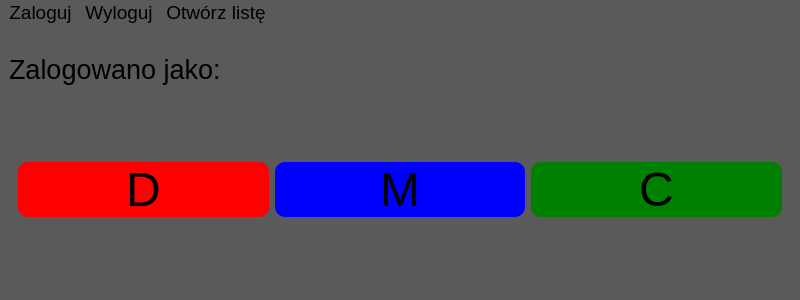
Qt form ui_main.ui (Bre3n/ID-Parts) before a commit.
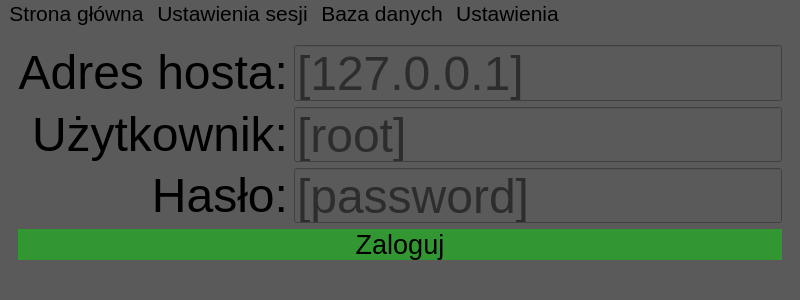
The same form after that commit.

The edit to the form file:
```diff
--- a/ui_main.ui
+++ b/ui_main.ui
@@ -52,48 +52,287 @@
    </property>
    <layout class="QVBoxLayout" name="verticalLayout_2">
     <item>
-     <layout class="QVBoxLayout" name="verticalLayout">
-      <item>
-       <widget class="QLabel" name="label">
-        <property name="maximumSize">
-         <size>
-          <width>16777215</width>
-          <height>70</height>
-         </size>
-        </property>
-        <property name="font">
-         <font>
-          <family>Segoe UI</family>
-          <pointsize>20</pointsize>
-         </font>
-        </property>
-        <property name="text">
-         <string>Zalogowano jako:</string>
-        </property>
-       </widget>
-      </item>
-      <item>
-       <layout class="QHBoxLayout" name="horizontalLayout">
+     <widget class="QStackedWidget" name="stackedWidget">
+      <property name="currentIndex">
+       <number>2</number>
+      </property>
+      <widget class="QWidget" name="page_main">
+       <layout class="QVBoxLayout" name="verticalLayout_3">
         <item>
-         <widget class="QWidget" name="widget" native="true">
-          <layout class="QHBoxLayout" name="horizontalLayout_3">
-           <item>
-            <layout class="QGridLayout" name="gridLayout">
-             <item row="0" column="0">
-              <widget class="QPushButton" name="bn_first">
-               <property name="font">
-                <font>
-                 <family>Segoe UI</family>
-                 <pointsize>36</pointsize>
-                </font>
-               </property>
-               <property name="styleSheet">
-                <string notr="true">QPushButton {
+         <layout class="QVBoxLayout" name="verticalLayout">
+          <item>
+           <layout class="QHBoxLayout" name="horizontalLayout_3">
+            <item>
+             <spacer name="horizontalSpacer_3">
+              <property name="orientation">
+               <enum>Qt::Horizontal</enum>
+              </property>
+              <property name="sizeHint" stdset="0">
+               <size>
+                <width>40</width>
+                <height>20</height>
+               </size>
+              </property>
+             </spacer>
+            </item>
+            <item>
+             <widget class="QLabel" name="label_3">
+              <property name="font">
+               <font>
+                <family>Segoe UI</family>
+                <pointsize>20</pointsize>
+               </font>
+              </property>
+              <property name="text">
+               <string>Zalogowano pomyślnie jako:</string>
+              </property>
+              <property name="alignment">
+               <set>Qt::AlignRight|Qt::AlignTrailing|Qt::AlignVCenter</set>
+              </property>
+             </widget>
+            </item>
+            <item>
+             <widget class="QLabel" name="label_4">
+              <property name="font">
+               <font>
+                <family>Segoe UI</family>
+                <pointsize>20</pointsize>
+               </font>
+              </property>
+              <property name="text">
+               <string>{name}</string>
+              </property>
+             </widget>
+            </item>
+            <item>
+             <spacer name="horizontalSpacer_4">
+              <property name="orientation">
+               <enum>Qt::Horizontal</enum>
+              </property>
+              <property name="sizeHint" stdset="0">
+               <size>
+                <width>40</width>
+                <height>20</height>
+               </size>
+              </property>
+             </spacer>
+            </item>
+           </layout>
+          </item>
+          <item>
+           <layout class="QHBoxLayout" name="horizontalLayout_4">
+            <item>
+             <widget class="QWidget" name="widget" native="true">
+              <layout class="QGridLayout" name="gridLayout_2">
+               <item row="0" column="0">
+                <layout class="QGridLayout" name="gridLayout"/>
+               </item>
+              </layout>
+             </widget>
+            </item>
+           </layout>
+          </item>
+         </layout>
+        </item>
+        <item>
+         <layout class="QHBoxLayout" name="horizontalLayout">
+          <item>
+           <spacer name="horizontalSpacer_2">
+            <property name="orientation">
+             <enum>Qt::Horizontal</enum>
+            </property>
+            <property name="sizeHint" stdset="0">
+             <size>
+              <width>40</width>
+              <height>20</height>
+             </size>
+            </property>
+           </spacer>
+          </item>
+          <item>
+           <widget class="QLabel" name="label">
+            <property name="font">
+             <font>
+              <family>Segoe UI</family>
+              <pointsize>20</pointsize>
+             </font>
+            </property>
+            <property name="text">
+             <string>Do części {button} przydzielono numer: </string>
+            </property>
+            <property name="alignment">
+             <set>Qt::AlignRight|Qt::AlignTrailing|Qt::AlignVCenter</set>
+            </property>
+           </widget>
+          </item>
+          <item>
+           <widget class="QLabel" name="label_2">
+            <property name="font">
+             <font>
+              <family>Segoe UI</family>
+              <pointsize>20</pointsize>
+             </font>
+            </property>
+            <property name="text">
+             <string>{num}</string>
+            </property>
+           </widget>
+          </item>
+          <item>
+           <spacer name="horizontalSpacer">
+            <property name="orientation">
+             <enum>Qt::Horizontal</enum>
+            </property>
+            <property name="sizeHint" stdset="0">
+             <size>
+              <width>40</width>
+              <height>20</height>
+             </size>
+            </property>
+           </spacer>
+          </item>
+         </layout>
+        </item>
+       </layout>
+      </widget>
+      <widget class="QWidget" name="page_2"/>
+      <widget class="QWidget" name="page_database_login">
+       <layout class="QHBoxLayout" name="horizontalLayout_2">
+        <item>
+         <layout class="QVBoxLayout" name="verticalLayout_7">
+          <item>
+           <layout class="QHBoxLayout" name="horizontalLayout_7">
+            <item>
+             <layout class="QVBoxLayout" name="verticalLayout_8">
+              <item>
+               <widget class="QLabel" name="label_7">
+                <property name="font">
+                 <font>
+                  <family>Segoe UI</family>
+                  <pointsize>36</pointsize>
+                 </font>
+                </property>
+                <property name="text">
+                 <string>Adres hosta:</string>
+                </property>
+                <property name="alignment">
+                 <set>Qt::AlignRight|Qt::AlignTrailing|Qt::AlignVCenter</set>
+                </property>
+               </widget>
+              </item>
+              <item>
+               <widget class="QLabel" name="label_8">
+                <property name="font">
+                 <font>
+                  <family>Segoe UI</family>
+                  <pointsize>36</pointsize>
+                 </font>
+                </property>
+                <property name="text">
+                 <string>Użytkownik:</string>
+                </property>
+                <property name="alignment">
+                 <set>Qt::AlignRight|Qt::AlignTrailing|Qt::AlignVCenter</set>
+                </property>
+               </widget>
+              </item>
+              <item>
+               <widget class="QLabel" name="label_9">
+                <property name="font">
+                 <font>
+                  <family>Segoe UI</family>
+                  <pointsize>36</pointsize>
+                 </font>
+                </property>
+                <property name="text">
+                 <string>Hasło:</string>
+                </property>
+                <property name="alignment">
+                 <set>Qt::AlignRight|Qt::AlignTrailing|Qt::AlignVCenter</set>
+                </property>
+               </widget>
+              </item>
+             </layout>
+            </item>
+            <item>
+             <layout class="QVBoxLayout" name="verticalLayout_9">
+              <item>
+               <widget class="QLineEdit" name="lineEdit_3">
+                <property name="sizePolicy">
+                 <sizepolicy hsizetype="Expanding" vsizetype="Expanding">
+                  <horstretch>0</horstretch>
+                  <verstretch>0</verstretch>
+                 </sizepolicy>
+                </property>
+                <property name="font">
+                 <font>
+                  <family>Segoe UI</family>
+                  <pointsize>36</pointsize>
+                 </font>
+                </property>
+                <property name="placeholderText">
+                 <string>[127.0.0.1]</string>
+                </property>
+               </widget>
+              </item>
+              <item>
+               <widget class="QLineEdit" name="lineEdit_4">
+                <property name="sizePolicy">
+                 <sizepolicy hsizetype="Expanding" vsizetype="Expanding">
+                  <horstretch>0</horstretch>
+                  <verstretch>0</verstretch>
+                 </sizepolicy>
+                </property>
+                <property name="font">
+                 <font>
+                  <family>Segoe UI</family>
+                  <pointsize>36</pointsize>
+                 </font>
+                </property>
+                <property name="placeholderText">
+                 <string>[root]</string>
+                </property>
+               </widget>
+              </item>
+              <item>
+               <widget class="QLineEdit" name="lineEdit_5">
+                <property name="sizePolicy">
+                 <sizepolicy hsizetype="Expanding" vsizetype="Expanding">
+                  <horstretch>0</horstretch>
+                  <verstretch>0</verstretch>
+                 </sizepolicy>
+                </property>
+                <property name="font">
+                 <font>
+                  <family>Segoe UI</family>
+                  <pointsize>36</pointsize>
+                 </font>
+                </property>
+                <property name="echoMode">
+                 <enum>QLineEdit::Password</enum>
+                </property>
+                <property name="placeholderText">
+                 <string>[password]</string>
+                </property>
+               </widget>
+              </item>
+             </layout>
+            </item>
+           </layout>
+          </item>
+          <item>
+           <widget class="QPushButton" name="bn_databaselogin">
+            <property name="font">
+             <font>
+              <family>Segoe UI</family>
+              <pointsize>20</pointsize>
+             </font>
+            </property>
+            <property name="styleSheet">
+             <string notr="true">QPushButton {
 	border: none;
-	background-color: red;
-border-radius: 10px;
+	background-color: rgb(50,150,50);
 }
-
 QPushButton:hover {
 	background-color: rgb(85, 0, 0);
 }
@@ -101,27 +340,124 @@
 	background-color: rgb(170, 0, 0);
 }
 </string>
-               </property>
-               <property name="text">
-                <string>D</string>
-               </property>
-              </widget>
-             </item>
-             <item row="0" column="1">
-              <widget class="QPushButton" name="bn_second">
-               <property name="font">
-                <font>
-                 <family>Segoe UI</family>
-                 <pointsize>36</pointsize>
-                </font>
-               </property>
-               <property name="styleSheet">
-                <string notr="true">QPushButton {
+            </property>
+            <property name="text">
+             <string>Zaloguj</string>
+            </property>
+           </widget>
+          </item>
+         </layout>
+        </item>
+       </layout>
+      </widget>
+      <widget class="QWidget" name="page_login">
+       <layout class="QHBoxLayout" name="horizontalLayout_6">
+        <item>
+         <layout class="QVBoxLayout" name="verticalLayout_6">
+          <item>
+           <layout class="QHBoxLayout" name="horizontalLayout_5">
+            <item>
+             <layout class="QVBoxLayout" name="verticalLayout_4">
+              <item>
+               <widget class="QLabel" name="label_5">
+                <property name="font">
+                 <font>
+                  <family>Segoe UI</family>
+                  <pointsize>36</pointsize>
+                 </font>
+                </property>
+                <property name="text">
+                 <string>Login:</string>
+                </property>
+                <property name="alignment">
+                 <set>Qt::AlignRight|Qt::AlignTrailing|Qt::AlignVCenter</set>
+                </property>
+               </widget>
+              </item>
+              <item>
+               <widget class="QLabel" name="label_6">
+                <property name="font">
+                 <font>
+                  <family>Segoe UI</family>
+                  <pointsize>36</pointsize>
+                 </font>
+                </property>
+                <property name="text">
+                 <string>Kod/Hasło:</string>
+                </property>
+                <property name="alignment">
+                 <set>Qt::AlignRight|Qt::AlignTrailing|Qt::AlignVCenter</set>
+                </property>
+               </widget>
+              </item>
+             </layout>
+            </item>
+            <item>
+             <layout class="QVBoxLayout" name="verticalLayout_5">
+              <item>
+               <widget class="QLineEdit" name="lineEdit">
+                <property name="sizePolicy">
+                 <sizepolicy hsizetype="Expanding" vsizetype="Expanding">
+                  <horstretch>0</horstretch>
+                  <verstretch>0</verstretch>
+                 </sizepolicy>
+                </property>
+                <property name="font">
+                 <font>
+                  <family>Segoe UI</family>
+                  <pointsize>36</pointsize>
+                 </font>
+                </property>
+                <property name="maxLength">
+                 <number>20</number>
+                </property>
+                <property name="placeholderText">
+                 <string>[Imię Nazwisko]</string>
+                </property>
+               </widget>
+              </item>
+              <item>
+               <widget class="QLineEdit" name="lineEdit_2">
+                <property name="sizePolicy">
+                 <sizepolicy hsizetype="Expanding" vsizetype="Expanding">
+                  <horstretch>0</horstretch>
+                  <verstretch>0</verstretch>
+                 </sizepolicy>
+                </property>
+                <property name="font">
+                 <font>
+                  <family>Segoe UI</family>
+                  <pointsize>36</pointsize>
+                 </font>
+                </property>
+                <property name="maxLength">
+                 <number>20</number>
+                </property>
+                <property name="echoMode">
+                 <enum>QLineEdit::Password</enum>
+                </property>
+                <property name="placeholderText">
+                 <string>[123456]</string>
+                </property>
+               </widget>
+              </item>
+             </layout>
+            </item>
+           </layout>
+          </item>
+          <item>
+           <widget class="QPushButton" name="bn_login">
+            <property name="font">
+             <font>
+              <family>Segoe UI</family>
+              <pointsize>22</pointsize>
+             </font>
+            </property>
+            <property name="styleSheet">
+             <string notr="true">QPushButton {
 	border: none;
-	background-color:blue;
-border-radius: 10px;
+	background-color: rgb(50,150,50);
 }
-
 QPushButton:hover {
 	background-color:rgb(85, 0, 255);
 }
@@ -129,48 +465,20 @@
 	background-color: rgb(0, 0, 127);
 }
 </string>
-               </property>
-               <property name="text">
-                <string>M</string>
-               </property>
-              </widget>
-             </item>
-             <item row="0" column="2">
-              <widget class="QPushButton" name="bn_third">
-               <property name="font">
-                <font>
-                 <family>Segoe UI</family>
-                 <pointsize>36</pointsize>
-                </font>
-               </property>
-               <property name="styleSheet">
-                <string notr="true">QPushButton {
-	border: none;
-	background-color: green;
-border-radius: 10px;
-}
-
-QPushButton:hover {
-	background-color:rgb(0, 85, 0);
-}
-QPushButton:pressed {
-	background-color: rgb(85, 85, 0);
-}
-</string>
-               </property>
-               <property name="text">
-                <string>C</string>
-               </property>
-              </widget>
-             </item>
-            </layout>
-           </item>
-          </layout>
-         </widget>
+            </property>
+            <property name="text">
+             <string>Zaloguj</string>
+            </property>
+            <property name="flat">
+             <bool>true</bool>
+            </property>
+           </widget>
+          </item>
+         </layout>
         </item>
        </layout>
-      </item>
-     </layout>
+      </widget>
+     </widget>
     </item>
    </layout>
   </widget>
@@ -180,12 +488,12 @@
      <x>0</x>
      <y>0</y>
      <width>800</width>
-     <height>28</height>
+     <height>33</height>
     </rect>
    </property>
    <property name="font">
     <font>
-     <pointsize>14</pointsize>
+     <pointsize>16</pointsize>
     </font>
    </property>
    <property name="styleSheet">
@@ -209,32 +517,33 @@
     background: rgb(160,140,140);
 }</string>
    </property>
-   <widget class="QMenu" name="menuZaloguj">
-    <property name="font">
-     <font>
-      <pointsize>14</pointsize>
-     </font>
+   <widget class="QMenu" name="menuBaza_danych">
+    <property name="title">
+     <string>Baza danych</string>
     </property>
-    <property name="styleSheet">
-     <string notr="true"/>
-    </property>
+    <addaction name="actionOtworzbazedanych"/>
+    <addaction name="separator"/>
+    <addaction name="actionEdytujbazedanych"/>
+   </widget>
+   <widget class="QMenu" name="menuUstawienia_sesji">
     <property name="title">
-     <string>Zaloguj</string>
+     <string>Ustawienia sesji</string>
     </property>
    </widget>
-   <widget class="QMenu" name="menuWyloguj">
+   <widget class="QMenu" name="menuUstawienia">
     <property name="title">
-     <string>Wyloguj</string>
+     <string>Ustawienia</string>
     </property>
    </widget>
-   <widget class="QMenu" name="menuOtw_rz_list">
+   <widget class="QMenu" name="menuStronaglowna">
     <property name="title">
-     <string>Otwórz listę</string>
+     <string>Strona główna</string>
     </property>
    </widget>
-   <addaction name="menuZaloguj"/>
-   <addaction name="menuWyloguj"/>
-   <addaction name="menuOtw_rz_list"/>
+   <addaction name="menuStronaglowna"/>
+   <addaction name="menuUstawienia_sesji"/>
+   <addaction name="menuBaza_danych"/>
+   <addaction name="menuUstawienia"/>
   </widget>
   <widget class="QStatusBar" name="statusbar"/>
  </widget>
```
Left out of the diff: 111 changed lines with no effect on the pictures.
